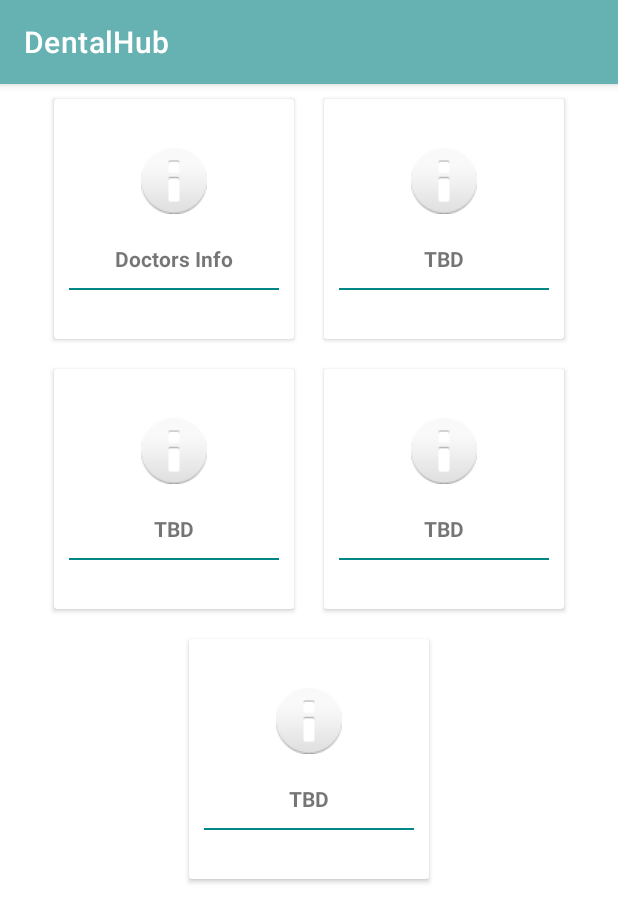
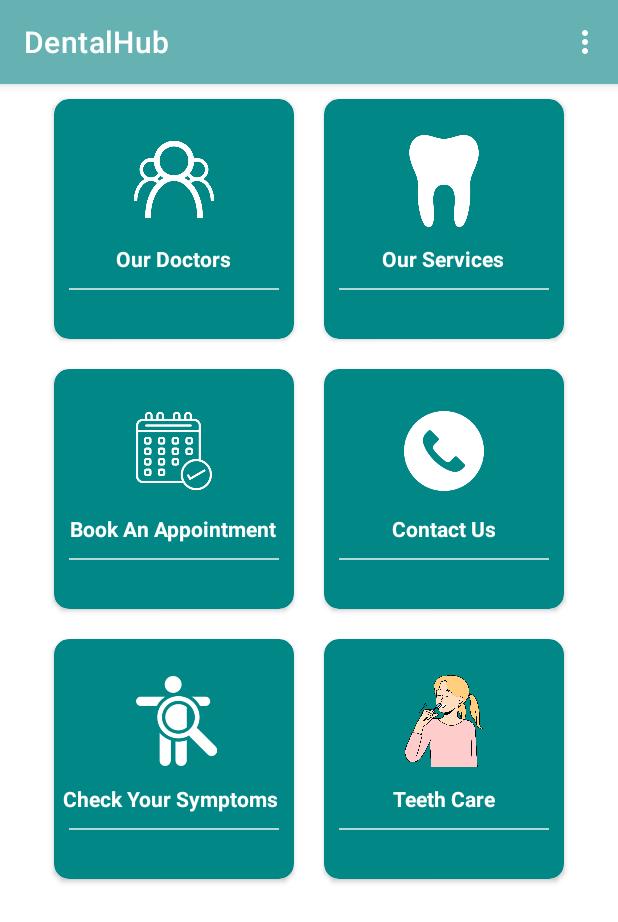
Before and after one commit to Iasmina012/DentalHub, an Android app: the MainActivity screen opened directly, with no data from a screen before it, on a phone screen of 412 x 824 dp. Shown: the top 922 px of the screen. Run offline under Robolectric (Android 15) with nearby library versions, the phone set to English and light mode, and no system bars; our stand-ins replace Firebase (no records; nobody signed in at launch, a user with empty details on screens opened directly).

Commit message:
UI Design

```diff
--- a/app/src/main/java/com/upt/cti/dentalhub/MainActivity.java
+++ b/app/src/main/java/com/upt/cti/dentalhub/MainActivity.java
@@ -2,6 +2,8 @@ package com.upt.cti.dentalhub;
 
 import android.content.Intent;
 import android.os.Bundle;
+import android.view.Menu;
+import android.view.MenuItem;
 import android.widget.LinearLayout;
 
 import androidx.appcompat.app.AlertDialog;
@@ -19,6 +21,7 @@ public class MainActivity extends AppCompatActivity {
     LinearLayout TBD2;
     LinearLayout TBD3;
     LinearLayout TBD4;
+    LinearLayout TBD5;
 
     public FirebaseAuth.AuthStateListener mAuthListener;
     public String mCurrentUserUid;
@@ -39,6 +42,7 @@ public class MainActivity extends AppCompatActivity {
         TBD2 = findViewById(R.id.linearlayout3);
         TBD3 = findViewById(R.id.linearlayout4);
         TBD4 = findViewById(R.id.linearlayout5);
+        TBD5 = findViewById(R.id.linearlayout6);
 
         DoctorsInfo.setOnClickListener(v -> {
             Intent i= new Intent(getApplicationContext(),Activity_DoctorsInfo.class);
@@ -104,10 +108,6 @@ public class MainActivity extends AppCompatActivity {
         super.onResume();
     }
 
-    private void logout() {
-        mAuth.signOut();
-    }
-
     @Override
     public void onBackPressed() {
 
@@ -132,4 +132,28 @@ public class MainActivity extends AppCompatActivity {
         alert.show();
     }
 
+    @Override
+    public boolean onCreateOptionsMenu(Menu menu) {
+        // Inflate the menu; this adds items to the action bar if it is present.
+        getMenuInflater().inflate(R.menu.menu_main, menu);
+        return true;
+    }
+
+    @Override
+    public boolean onOptionsItemSelected(MenuItem item) {
+        // Handle action bar item clicks here. The action bar will
+        // automatically handle clicks on the Home/Up button, so long
+        // as you specify a parent activity in AndroidManifest.xml.
+        if(item.getItemId()==R.id.action_logout){
+            logout();
+            return true;
+        }
+        //noinspection SimplifiableIfStatement
+
+        return super.onOptionsItemSelected(item);
+    }
+    private void logout() {
+        mAuth.signOut();
+    }
+
 }
--- a/app/src/main/res/layout/activity_login.xml
+++ b/app/src/main/res/layout/activity_login.xml
@@ -142,7 +142,7 @@
                     android:layout_marginBottom="15sp"
                     android:backgroundTint="@color/white"
                     android:fontFamily="sans-serif"
-                    android:text="Don't have an account ? Sign Up"
+                    android:text="Don't have an account? Sign Up"
                     android:textAllCaps="false"
                     android:textColor="@color/teal_700"
                     android:textSize="13sp" />
--- a/app/src/main/res/layout/activity_main.xml
+++ b/app/src/main/res/layout/activity_main.xml
@@ -1,4 +1,5 @@
 <?xml version="1.0" encoding="utf-8"?>
+
 <ScrollView xmlns:android="http://schemas.android.com/apk/res/android"
     xmlns:app="http://schemas.android.com/apk/res-auto"
     xmlns:tools="http://schemas.android.com/tools"
@@ -24,7 +25,9 @@
             <androidx.cardview.widget.CardView
                 android:layout_width="160dp"
                 android:layout_height="160dp"
-                android:layout_margin="10dp">
+                android:layout_margin="10dp"
+                app:cardCornerRadius="10dp"
+                android:backgroundTint="@color/teal_700">
 
                 <LinearLayout
                 android:id="@+id/linearlayout1"
@@ -36,21 +39,23 @@
                     <ImageView
                         android:layout_width="64dp"
                         android:layout_height="64dp"
-                        android:padding="10dp"
-                        android:src="@android:drawable/ic_dialog_info" />
+                        android:padding="1dp"
+                        app:tint="@color/white"
+                        android:src="@drawable/docsinfo" />
 
                     <TextView
                         android:layout_width="wrap_content"
                         android:layout_height="wrap_content"
                         android:layout_marginTop="10dp"
-                        android:text="Doctors Info"
-                        android:textStyle="bold" />
+                        android:text="Our Doctors"
+                        android:textStyle="bold"
+                        android:textColor="@color/white"/>
 
                     <View
                         android:layout_width="match_parent"
                         android:layout_height="1dp"
                         android:layout_margin="10dp"
-                        android:background="@color/teal_700" />
+                        android:background="@color/lightTeal" />
                 </LinearLayout>
 
             </androidx.cardview.widget.CardView>
@@ -58,7 +63,9 @@
             <androidx.cardview.widget.CardView
                 android:layout_width="160dp"
                 android:layout_height="160dp"
-                android:layout_margin="10dp">
+                android:layout_margin="10dp"
+                app:cardCornerRadius="10dp"
+                android:backgroundTint="@color/teal_700">
 
                 <LinearLayout
                     android:id="@+id/linearlayout2"
@@ -70,21 +77,23 @@
                     <ImageView
                         android:layout_width="64dp"
                         android:layout_height="64dp"
-                        android:padding="10dp"
-                        android:src="@android:drawable/ic_dialog_info" />
+                        android:padding="1dp"
+                        android:src="@drawable/services"
+                        app:tint="@color/white"/>
 
                     <TextView
                         android:layout_width="wrap_content"
                         android:layout_height="wrap_content"
                         android:layout_marginTop="10dp"
-                        android:text="TBD"
-                        android:textStyle="bold" />
+                        android:text="Our Services"
+                        android:textStyle="bold"
+                        android:textColor="@color/white"/>
 
                     <View
                         android:layout_width="match_parent"
                         android:layout_height="1dp"
                         android:layout_margin="10dp"
-                        android:background="@color/teal_700" />
+                        android:background="@color/lightTeal" />
                 </LinearLayout>
 
             </androidx.cardview.widget.CardView>
@@ -101,7 +110,9 @@
             <androidx.cardview.widget.CardView
                 android:layout_width="160dp"
                 android:layout_height="160dp"
-                android:layout_margin="10dp">
+                android:layout_margin="10dp"
+                app:cardCornerRadius="10dp"
+                android:backgroundTint="@color/teal_700">
 
                 <LinearLayout
                     android:id="@+id/linearlayout3"
@@ -113,21 +124,23 @@
                     <ImageView
                         android:layout_width="64dp"
                         android:layout_height="64dp"
-                        android:padding="10dp"
-                        android:src="@android:drawable/ic_dialog_info" />
+                        android:padding="1dp"
+                        android:src="@drawable/appointment"
+                        app:tint="@color/white"/>
 
                     <TextView
                         android:layout_width="wrap_content"
                         android:layout_height="wrap_content"
                         android:layout_marginTop="10dp"
-                        android:text="TBD"
-                        android:textStyle="bold" />
+                        android:text="Book An Appointment"
+                        android:textStyle="bold"
+                        android:textColor="@color/white"/>
 
                     <View
                         android:layout_width="match_parent"
                         android:layout_height="1dp"
                         android:layout_margin="10dp"
-                        android:background="@color/teal_700" />
+                        android:background="@color/lightTeal" />
 
                 </LinearLayout>
 
@@ -136,7 +149,9 @@
             <androidx.cardview.widget.CardView
                 android:layout_width="160dp"
                 android:layout_height="160dp"
-                android:layout_margin="10dp">
+                android:layout_margin="10dp"
+                app:cardCornerRadius="10dp"
+                android:backgroundTint="@color/teal_700">
 
                 <LinearLayout
                     android:id="@+id/linearlayout4"
@@ -148,21 +163,23 @@
                     <ImageView
                         android:layout_width="64dp"
                         android:layout_height="64dp"
-                        android:padding="10dp"
-                        android:src="@android:drawable/ic_dialog_info" />
+                        android:padding="5dp"
+                        android:src="@drawable/contact"
+                        app:tint="@color/white"/>
 
                     <TextView
                         android:layout_width="wrap_content"
                         android:layout_height="wrap_content"
                         android:layout_marginTop="10dp"
-                        android:text="TBD"
-                        android:textStyle="bold" />
+                        android:text="Contact Us"
+                        android:textStyle="bold"
+                        android:textColor="@color/white"/>
 
                     <View
                         android:layout_width="match_parent"
                         android:layout_height="1dp"
                         android:layout_margin="10dp"
-                        android:background="@color/teal_700" />
+                        android:background="@color/lightTeal" />
 
                 </LinearLayout>
 
@@ -171,16 +188,18 @@
         </LinearLayout>
 
         <LinearLayout
+            android:clipToPadding="false"
+            android:gravity="center"
             android:layout_width="match_parent"
             android:layout_height="wrap_content"
-            android:clipToPadding="false"
-            android:gravity="center"
             android:orientation="horizontal">
 
             <androidx.cardview.widget.CardView
                 android:layout_width="160dp"
                 android:layout_height="160dp"
-                android:layout_margin="10dp">
+                android:layout_margin="10dp"
+                app:cardCornerRadius="10dp"
+                android:backgroundTint="@color/teal_700">
 
                 <LinearLayout
                     android:id="@+id/linearlayout5"
@@ -192,21 +211,63 @@
                     <ImageView
                         android:layout_width="64dp"
                         android:layout_height="64dp"
-                        android:padding="10dp"
-                        android:src="@android:drawable/ic_dialog_info" />
+                        android:padding="2dp"
+                        android:src="@drawable/symptoms"
+                        app:tint="@color/white"/>
 
                     <TextView
                         android:layout_width="wrap_content"
                         android:layout_height="wrap_content"
                         android:layout_marginTop="10dp"
-                        android:text="TBD"
-                        android:textStyle="bold" />
+                        android:text="Check Your Symptoms "
+                        android:textStyle="bold"
+                        android:textColor="@color/white" />
 
                     <View
                         android:layout_width="match_parent"
                         android:layout_height="1dp"
                         android:layout_margin="10dp"
-                        android:background="@color/teal_700" />
+                        android:background="@color/lightTeal" />
+
+                </LinearLayout>
+
+            </androidx.cardview.widget.CardView>
+
+            <androidx.cardview.widget.CardView
+                android:layout_width="160dp"
+                android:layout_height="160dp"
+                android:layout_margin="10dp"
+                app:cardCornerRadius="10dp"
+                android:backgroundTint="@color/teal_700">
+
+                <LinearLayout
+                    android:id="@+id/linearlayout6"
+                    android:layout_width="match_parent"
+                    android:layout_height="match_parent"
+                    android:gravity="center"
+                    android:orientation="vertical">
+
+                    <ImageView
+                        android:layout_width="64dp"
+                        android:layout_height="64dp"
+                        android:padding="1dp"
+                        android:src="@drawable/care"
+                        />
+
+                    <TextView
+                        android:layout_width="wrap_content"
+                        android:layout_height="wrap_content"
+                        android:layout_marginTop="10dp"
+                        android:text="Teeth Care"
+                        android:textStyle="bold"
+                        android:textColor="@color/white"/>
+
+                    <View
+                        android:layout_width="match_parent"
+                        android:layout_height="1dp"
+                        android:layout_margin="10dp"
+                        android:background="@color/lightTeal" />
+
                 </LinearLayout>
 
             </androidx.cardview.widget.CardView>
--- a/app/src/main/res/layout/prompt_email.xml
+++ b/app/src/main/res/layout/prompt_email.xml
@@ -8,7 +8,7 @@
         android:id="@+id/textView1"
         android:layout_width="wrap_content"
         android:layout_height="wrap_content"
-        android:text="Please type your email address: "
+        android:text="Please type in your email address: "
         android:textAppearance="?android:attr/textAppearanceMedium"
         android:textColor="@color/teal_700"
         />
@@ -18,7 +18,7 @@
         android:layout_width="match_parent"
         android:layout_height="wrap_content"
         android:inputType="textWebEmailAddress"
-        android:hint="email">
+        android:hint="Email">
 
         <requestFocus />
 
--- /dev/null
+++ b/app/src/main/res/menu/menu_main.xml
@@ -0,0 +1,14 @@
+<?xml version="1.0" encoding="utf-8"?>
+
+<menu
+    xmlns:android="http://schemas.android.com/apk/res/android"
+    xmlns:tools="http://schemas.android.com/tools"
+    tools:context=".MainActivity">
+
+    <item
+        android:id="@+id/action_logout"
+        android:title="Logout"
+        android:orderInCategory="100"
+        />
+
+</menu>
--- a/app/src/main/res/values/strings.xml
+++ b/app/src/main/res/values/strings.xml
@@ -1,5 +1,3 @@
 <resources>
     <string name="app_name">DentalHub</string>
-
-    <string name="doctors"><u><b>Doctori Stomatologi</b></u>.</string>
 </resources>
--- a/app/src/main/res/values/themes.xml
+++ b/app/src/main/res/values/themes.xml
@@ -8,7 +8,7 @@
         <item name="colorSecondaryVariant">@color/teal_700</item>
         <item name="colorOnSecondary">@color/black</item>
         <!-- Status bar color. -->
-        <item name="android:statusBarColor">@color/lightTeal</item>
+        <item name="android:statusBarColor">@color/teal_700</item>
         <!-- Customize your theme here. -->
     </style>
 </resources>
```
Also changed, not shown: app/src/main/java/com/upt/cti/dentalhub/Activity_DoctorsInfo.java (+5 -5 lines), app/src/main/res/layout/activity_appointment.xml (+0 -16 lines), app/src/main/res/layout/activity_doctors_info.xml (+5 -15 lines), app/src/main/res/layout/activity_sign_up.xml (+8 -8 lines), app/src/main/res/layout/card_doctor.xml (+14 -11 lines), app/src/main/res/drawable/appointment.png (added), app/src/main/res/drawable/care.png (added), app/src/main/res/drawable/contact.png (added), app/src/main/res/drawable/docsinfo.png (added), app/src/main/res/drawable/item1.jpeg, app/src/main/res/drawable/services.png (added), app/src/main/res/drawable/symptoms.png (added), app/src/main/res/drawable/username_icon.png (added).
